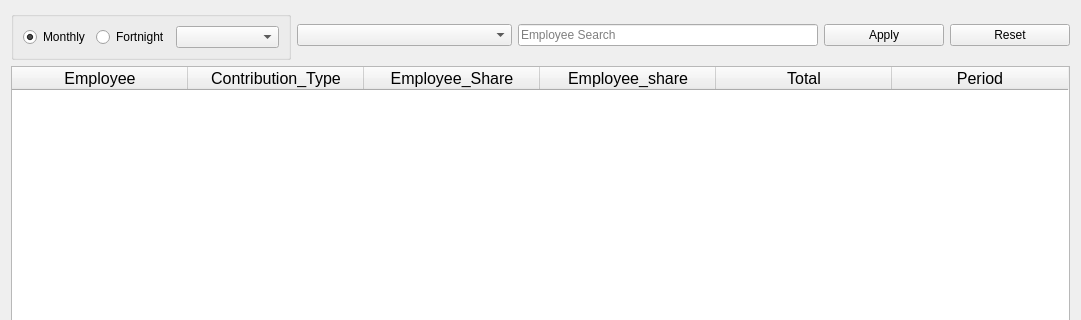
Above: UI/Dialogs/gov_remittance.ui from Justin-Kuchmy/JustPay_App before the change; both pictures show x 0 to 1081 and y 0 to 320 of the 1081 by 514 pixel window. Below: the same form after it.
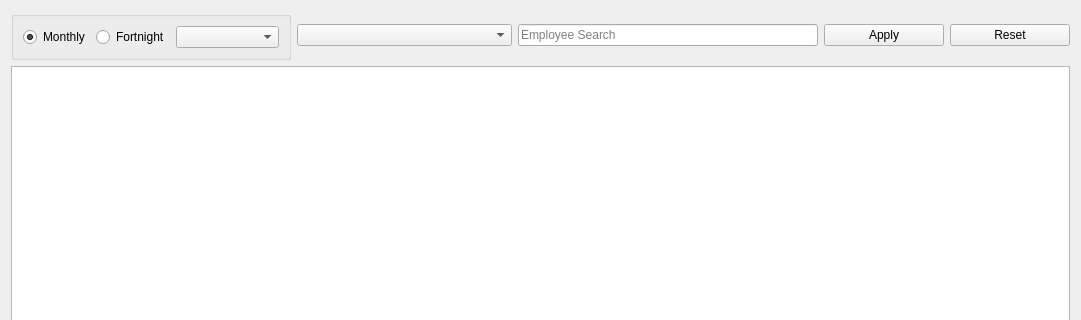
That is the form after the change.

Diff of the .ui file:
```diff
--- a/UI/Dialogs/gov_remittance.ui
+++ b/UI/Dialogs/gov_remittance.ui
@@ -109,7 +109,7 @@
       </layout>
      </item>
      <item>
-      <widget class="QTableWidget" name="tableWidget">
+      <widget class="QTableView" name="remitTableView">
        <property name="sizePolicy">
         <sizepolicy hsizetype="Expanding" vsizetype="Expanding">
          <horstretch>0</horstretch>
@@ -130,75 +130,15 @@
        <property name="lineWidth">
         <number>0</number>
        </property>
-       <attribute name="horizontalHeaderVisible">
-        <bool>true</bool>
-       </attribute>
-       <attribute name="horizontalHeaderCascadingSectionResizes">
-        <bool>false</bool>
-       </attribute>
-       <attribute name="horizontalHeaderDefaultSectionSize">
+       <attribute name="horizontalHeaderMinimumSectionSize">
         <number>176</number>
        </attribute>
-       <column>
-        <property name="text">
-         <string>Employee</string>
-        </property>
-        <property name="font">
-         <font>
-          <pointsize>12</pointsize>
-         </font>
-        </property>
-       </column>
-       <column>
-        <property name="text">
-         <string>Contribution_Type</string>
-        </property>
-        <property name="font">
-         <font>
-          <pointsize>12</pointsize>
-         </font>
-        </property>
-       </column>
-       <column>
-        <property name="text">
-         <string>Employee_Share</string>
-        </property>
-        <property name="font">
-         <font>
-          <pointsize>12</pointsize>
-         </font>
-        </property>
-       </column>
-       <column>
-        <property name="text">
-         <string>Employee_share</string>
-        </property>
-        <property name="font">
-         <font>
-          <pointsize>12</pointsize>
-         </font>
-        </property>
-       </column>
-       <column>
-        <property name="text">
-         <string>Total</string>
-        </property>
-        <property name="font">
-         <font>
-          <pointsize>12</pointsize>
-         </font>
-        </property>
-       </column>
-       <column>
-        <property name="text">
-         <string>Period</string>
-        </property>
-        <property name="font">
-         <font>
-          <pointsize>12</pointsize>
-         </font>
-        </property>
-       </column>
+       <attribute name="horizontalHeaderDefaultSectionSize">
+        <number>49</number>
+       </attribute>
+       <attribute name="horizontalHeaderHighlightSections">
+        <bool>false</bool>
+       </attribute>
       </widget>
      </item>
      <item>
```
Left out of the diff: 4 changed lines with no effect on the pictures.
